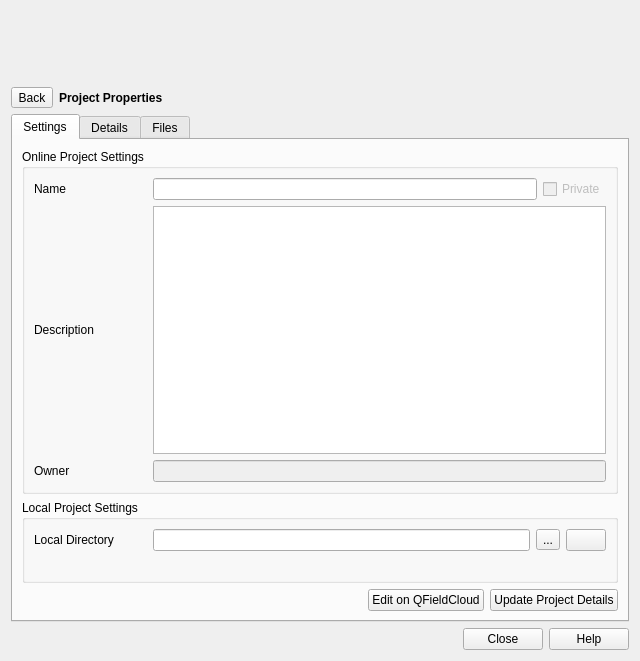
This is qfieldsync/ui/cloud_projects_dialog.ui in opengisch/qfieldsync as Qt 5 draws it before an edit. The edited form follows.
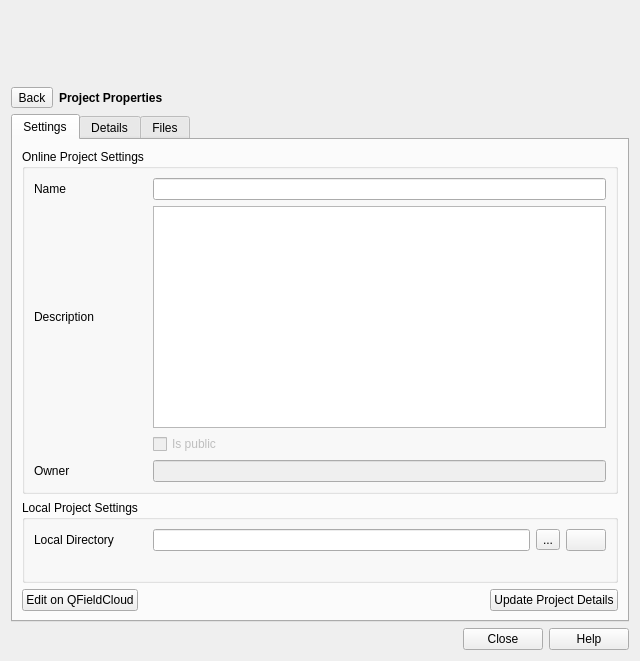
This is the edited form. The open tabs and pages were chosen to show the change. Icons and pictures are not drawn. Custom widgets are drawn as their Qt base class.

Commit message: Rename the project properties dialog's private checkbox to is public to match web UI and enable change for project owned by logged in user

```diff
--- a/qfieldsync/ui/cloud_projects_dialog.ui
+++ b/qfieldsync/ui/cloud_projects_dialog.ui
@@ -379,7 +379,7 @@
                 </property>
                </widget>
               </item>
-              <item row="3" column="0">
+              <item row="4" column="0">
                <widget class="QLabel" name="projectOwnerLabel">
                 <property name="text">
                  <string>Owner</string>
@@ -387,36 +387,29 @@
                </widget>
               </item>
               <item row="1" column="1">
-               <layout class="QHBoxLayout" name="projectFormButtonLayout">
-                <property name="leftMargin">
-                 <number>0</number>
+               <widget class="QLineEdit" name="projectNameLineEdit">
+                <property name="toolTip">
+                 <string>A valid project name consists of at least 3 characters, starting with a letter and containing nothing other than letters, digits, dashes and underscores</string>
                 </property>
-                <property name="topMargin">
-                 <number>0</number>
-                </property>
-                <item>
-                 <widget class="QLineEdit" name="projectNameLineEdit">
-                  <property name="toolTip">
-                   <string>A valid project name consists of at least 3 characters, starting with a letter and containing nothing other than letters, digits, dashes and underscores</string>
-                  </property>
-                 </widget>
-                </item>
-                <item>
-                 <widget class="QCheckBox" name="projectIsPrivateCheckBox">
-                  <property name="enabled">
-                   <bool>false</bool>
-                  </property>
-                  <property name="text">
-                   <string>Private</string>
-                  </property>
-                 </widget>
-                </item>
-               </layout>
+               </widget>
               </item>
               <item row="2" column="1">
                <widget class="QPlainTextEdit" name="projectDescriptionTextEdit"/>
               </item>
               <item row="3" column="1">
+               <widget class="QCheckBox" name="projectIsPublicCheckBox">
+                <property name="enabled">
+                 <bool>false</bool>
+                </property>
+                <property name="text">
+                 <string>Is public</string>
+                </property>
+                <property name="toolTip">
+                 <string>Projects marked as public are visible to (but not editable by) anyone</string>
+                </property>
+               </widget>
+              </item>
+              <item row="4" column="1">
                <widget class="QLineEdit" name="projectOwnerLineEdit">
                 <property name="enabled">
                  <bool>false</bool>
@@ -497,6 +490,13 @@
              <property name="topMargin">
               <number>0</number>
              </property>
+             <item>
+              <widget class="QPushButton" name="editOnlineButton">
+               <property name="text">
+                <string>Edit on QFieldCloud</string>
+               </property>
+              </widget>
+             </item>
              <item>
               <spacer name="projectFormButtonSpacer_2">
                <property name="orientation">
@@ -510,13 +510,6 @@
                </property>
               </spacer>
              </item>
-             <item>
-              <widget class="QPushButton" name="editOnlineButton">
-               <property name="text">
-                <string>Edit on QFieldCloud</string>
-               </property>
-              </widget>
-             </item>
              <item>
               <widget class="QPushButton" name="submitButton">
                <property name="text">
```
The commit also changes 3 other files.
